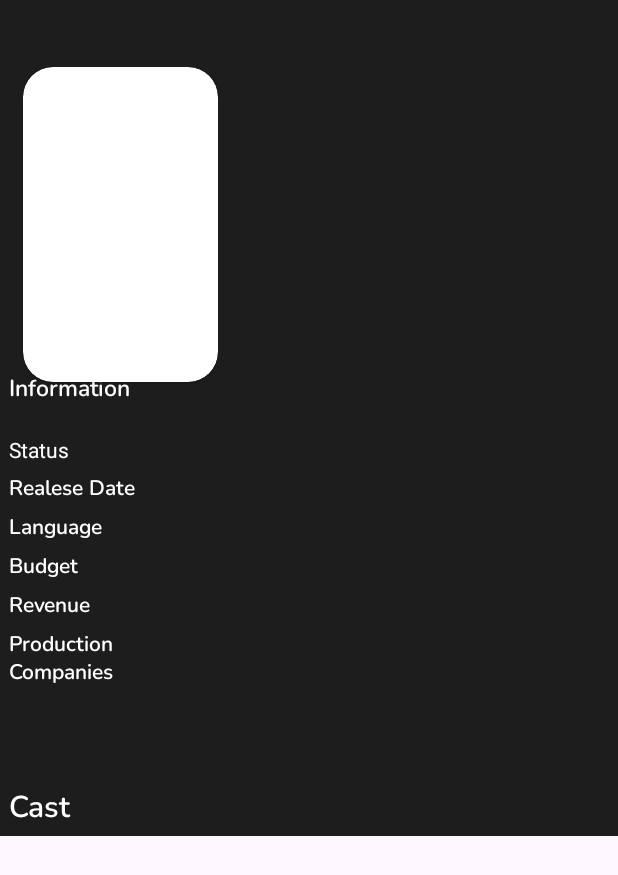
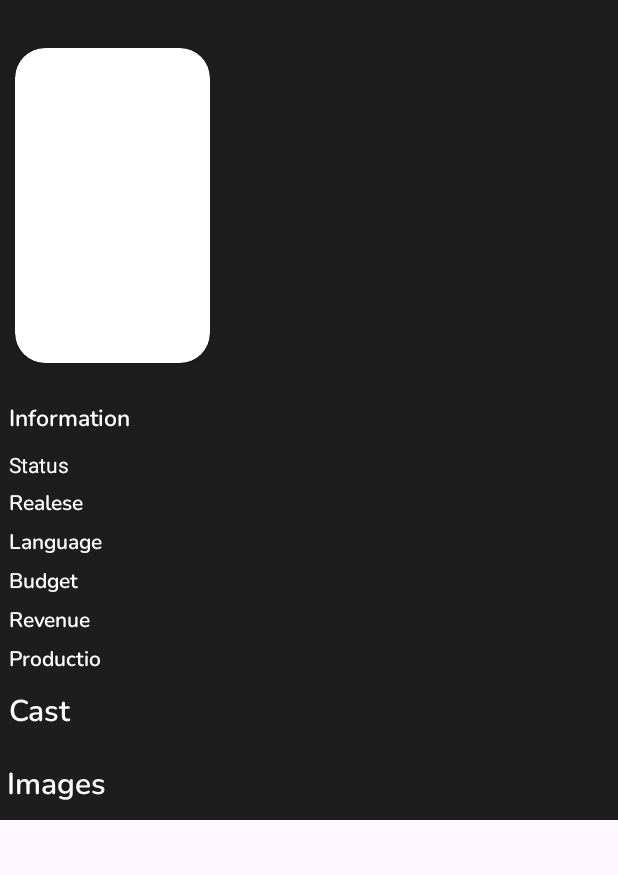
Before and after one commit to KaanCL/Cine101, an Android app: the MovieDetailsActivity screen opened directly, with no data from a screen before it, on a phone screen of 412 x 824 dp. Shown: the top 875 px of the screen. Run offline under Robolectric (Android 15) with nearby library versions, the phone set to English and light mode, and no system bars; our stand-ins replace Picasso; pictures from the network do not load.

Commit message:
moviedetailse ımageler eklendi

```diff
--- a/app/src/main/java/com/example/cine101/service/TmbdInterface.java
+++ b/app/src/main/java/com/example/cine101/service/TmbdInterface.java
@@ -1,6 +1,7 @@
 package com.example.cine101.service;
 import com.example.cine101.model.Cast;
 import com.example.cine101.model.CastResponse;
+import com.example.cine101.model.ImagesResponse;
 import com.example.cine101.model.MovieDetails;
 import com.example.cine101.model.MovieResponse;
 import com.example.cine101.model.Movie;
@@ -50,6 +51,12 @@ public interface TmbdInterface {
             @Query("api_key") String apikey
     );
 
+    @GET("movie/{movie_id}/images")
+    Call<ImagesResponse> getBackdrop(
+            @Path("movie_id") int movie_id,
+            @Query("api_key") String apikey
+    );
+
 
 
 }
--- a/app/src/main/java/com/example/cine101/view/MovieDetailsActivity.java
+++ b/app/src/main/java/com/example/cine101/view/MovieDetailsActivity.java
@@ -14,11 +14,14 @@ import android.widget.TextView;
 import android.content.Intent;
 import com.example.cine101.R;
 import com.example.cine101.adapter.MovieDetailsActivity_Actor_Adapter;
+import com.example.cine101.adapter.MovieDetailsActivity_Images_Adapter;
 import com.example.cine101.databinding.ActivityMainBinding;
 import com.example.cine101.databinding.ActivityMovieDetailsBinding;
 import com.example.cine101.model.Cast;
 import com.example.cine101.model.CastResponse;
 import com.example.cine101.model.Genre;
+import com.example.cine101.model.Images;
+import com.example.cine101.model.ImagesResponse;
 import com.example.cine101.model.Movie;
 import com.example.cine101.model.MovieDetails;
 import com.example.cine101.model.ProductionCompany;
@@ -39,8 +42,10 @@ public class MovieDetailsActivity extends AppCompatActivity {
 
     ActivityMovieDetailsBinding binding;
      int movieId;
-     RecyclerView recyclerView_cast;
+     RecyclerView recyclerView_cast , recyclerView_images;
+
      MovieDetailsActivity_Actor_Adapter movieDetailsActivityActorAdapter;
+     MovieDetailsActivity_Images_Adapter movieDetailsActivityImagesAdapter;
 
 
     private String BASE_URL="https://api.themoviedb.org/3/";
@@ -59,7 +64,8 @@ public class MovieDetailsActivity extends AppCompatActivity {
 
         movieId = intent.getIntExtra("movieId",-1);
 
-        recyclerView_cast = findViewById(R.id.reyclerView_cast);
+        recyclerView_cast = binding.reyclerViewCast;
+        recyclerView_images = findViewById(R.id.recyclerView_images);
 
 
 
@@ -71,6 +77,7 @@ public class MovieDetailsActivity extends AppCompatActivity {
 
         getMovieDetails(api_key,movieId);
         getMovieCast(api_key,movieId);
+        getMovieImages(api_key,movieId);
 
     }
 
@@ -94,7 +101,7 @@ public class MovieDetailsActivity extends AppCompatActivity {
                     }
 
                     for(ProductionCompany e : productionCompanies){
-                        movieProduction_Text+=e.getName();
+                        movieProduction_Text+=e.getName() + " ";
                     }
 
 
@@ -159,4 +166,37 @@ public class MovieDetailsActivity extends AppCompatActivity {
 
    }
 
+   public void getMovieImages(String apikey ,int id){
+       TmbdInterface tmbdInterface = retrofit.create(TmbdInterface.class);
+       Call<ImagesResponse> call = tmbdInterface.getBackdrop(id,apikey);
+       call.enqueue(new Callback<ImagesResponse>() {
+           @Override
+           public void onResponse(Call<ImagesResponse> call, Response<ImagesResponse> response) {
+
+               if(response.isSuccessful()){
+                   ImagesResponse imagesResponse = response.body();
+                   ArrayList<Images> images = imagesResponse.getBackdrops();
+
+                   recyclerView_images.setLayoutManager(new LinearLayoutManager(MovieDetailsActivity.this,LinearLayoutManager.HORIZONTAL,false));
+                   movieDetailsActivityImagesAdapter = new MovieDetailsActivity_Images_Adapter(images);
+                   recyclerView_images.setAdapter(movieDetailsActivityImagesAdapter);
+
+
+
+               }else{
+
+                   System.out.println("HATA !");
+               }
+
+
+           }
+
+           @Override
+           public void onFailure(Call<ImagesResponse> call, Throwable t) {
+
+           }
+       });
+
+   }
+
 }
--- a/app/src/main/res/layout/activity_movie_details.xml
+++ b/app/src/main/res/layout/activity_movie_details.xml
@@ -10,42 +10,43 @@
         android:layout_width="match_parent"
         android:layout_height="match_parent">
 
-
         <androidx.constraintlayout.widget.ConstraintLayout
-    android:layout_width="match_parent"
-    android:layout_height="match_parent"
-    android:background="#1D1D1D"
-    tools:context=".view.MovieDetailsActivity">
+            android:layout_width="match_parent"
+            android:layout_height="match_parent"
+            android:background="#1D1D1D"
+            tools:context=".view.MovieDetailsActivity">
 
             <TextView
                 android:id="@+id/textView"
                 android:layout_width="wrap_content"
                 android:layout_height="wrap_content"
-                android:layout_marginStart="6dp"
-                android:layout_marginBottom="20dp"
+                android:layout_marginTop="12dp"
                 android:fontFamily="@font/nunito"
                 android:text="Information"
                 android:textColor="@color/white"
                 android:textSize="15sp"
-                app:layout_constraintBottom_toTopOf="@+id/constraintLayout"
-                app:layout_constraintStart_toStartOf="parent" />
+                app:layout_constraintEnd_toEndOf="parent"
+                app:layout_constraintHorizontal_bias="0.018"
+                app:layout_constraintStart_toStartOf="parent"
+                app:layout_constraintTop_toBottomOf="@+id/movie_brand" />
 
             <ImageView
                 android:id="@+id/movie_brand"
                 android:layout_width="match_parent"
-                android:layout_height="280dp"
+                android:layout_height="255dp"
                 android:alpha="0.2"
                 android:scaleType="centerCrop"
-                app:layout_constraintEnd_toEndOf="parent"
                 app:layout_constraintStart_toStartOf="parent"
-                tools:layout_editor_absoluteY="24dp" />
+                app:layout_constraintTop_toTopOf="parent" />
 
             <RelativeLayout
+                android:id="@+id/relativeLayout"
                 android:layout_width="350dp"
                 android:layout_height="215dp"
-                android:layout_marginStart="10dp"
                 android:layout_marginTop="24dp"
                 app:layout_constraintBottom_toBottomOf="@+id/movie_brand"
+                app:layout_constraintEnd_toEndOf="parent"
+                app:layout_constraintHorizontal_bias="0.08"
                 app:layout_constraintStart_toStartOf="@id/movie_brand"
                 app:layout_constraintTop_toTopOf="parent">
 
@@ -58,7 +59,6 @@
                     android:layout_marginStart="11dp"
                     android:layout_marginTop="5dp"
                     android:layout_marginEnd="0dp"
-                    android:layout_toEndOf="@+id/movie_poster"
                     android:orientation="vertical"
                     app:layout_constraintEnd_toEndOf="parent"
                     app:layout_constraintStart_toStartOf="parent">
@@ -142,34 +142,29 @@
                 android:id="@+id/constraintLayout"
                 android:layout_width="match_parent"
                 android:layout_height="wrap_content"
-                app:layout_constraintBottom_toBottomOf="parent"
                 app:layout_constraintEnd_toEndOf="parent"
-                app:layout_constraintHorizontal_bias="1.0"
+                android:layout_marginTop="10dp"
                 app:layout_constraintStart_toStartOf="parent"
-                app:layout_constraintTop_toBottomOf="@+id/movie_brand"
-                app:layout_constraintVertical_bias="0.21">
+                app:layout_constraintTop_toBottomOf="@+id/textView">
 
                 <LinearLayout
                     android:id="@+id/linearLayout"
                     android:layout_width="wrap_content"
-                    android:layout_height="230dp"
-                    android:layout_marginStart="6dp"
+                    android:layout_height="wrap_content"
                     android:orientation="vertical"
-                    app:layout_constraintBottom_toBottomOf="parent"
-                    app:layout_constraintStart_toStartOf="parent"
-                    app:layout_constraintTop_toTopOf="parent"
-                    app:layout_constraintVertical_bias="1.0">
+                    android:layout_marginLeft="6dp"
+                    app:layout_constraintStart_toStartOf="parent">
 
                     <TextView
                         android:id="@+id/textView_status"
-                        android:layout_width="wrap_content"
+                        android:layout_width="match_parent"
                         android:layout_height="wrap_content"
                         android:text="Status"
                         android:textColor="@color/white" />
 
                     <TextView
                         android:id="@+id/textView_date"
-                        android:layout_width="wrap_content"
+                        android:layout_width="match_parent"
                         android:layout_height="wrap_content"
                         android:layout_marginTop="5dp"
                         android:fontFamily="@font/nunito"
@@ -187,7 +182,7 @@
 
                     <TextView
                         android:id="@+id/textView_budget"
-                        android:layout_width="wrap_content"
+                        android:layout_width="match_parent"
                         android:layout_height="wrap_content"
                         android:layout_marginTop="5dp"
                         android:fontFamily="@font/nunito"
@@ -196,7 +191,7 @@
 
                     <TextView
                         android:id="@+id/textView_revenue"
-                        android:layout_width="wrap_content"
+                        android:layout_width="match_parent"
                         android:layout_height="wrap_content"
                         android:layout_marginTop="5dp"
                         android:fontFamily="@font/nunito"
@@ -206,7 +201,7 @@
                     <TextView
                         android:id="@+id/textView_production"
                         android:layout_width="match_parent"
-                        android:layout_height="44dp"
+                        android:layout_height="wrap_content"
                         android:layout_marginTop="5dp"
                         android:fontFamily="@font/nunito"
                         android:text="Production Companies"
@@ -214,8 +209,9 @@
                 </LinearLayout>
 
                 <LinearLayout
-                    android:layout_width="183dp"
-                    android:layout_height="230dp"
+                    android:id="@+id/linearLayout2"
+                    android:layout_width="180dp"
+                    android:layout_height="wrap_content"
                     android:layout_marginStart="12dp"
                     android:orientation="vertical"
                     app:layout_constraintBottom_toBottomOf="parent"
@@ -282,26 +278,51 @@
                 android:id="@+id/reyclerView_cast"
                 android:layout_width="match_parent"
                 android:layout_height="wrap_content"
-                android:layout_marginStart="6dp"
-                android:layout_marginTop="5dp"
+                android:layout_marginLeft="6dp"
+                android:layout_marginTop="10dp"
                 app:layout_constraintEnd_toEndOf="parent"
                 app:layout_constraintStart_toStartOf="parent"
                 app:layout_constraintTop_toBottomOf="@+id/textView3" />
+
 
             <TextView
                 android:id="@+id/textView3"
                 android:layout_width="wrap_content"
                 android:layout_height="wrap_content"
-                android:layout_marginStart="6dp"
-                android:layout_marginTop="3dp"
+                android:layout_marginTop="10dp"
                 android:fontFamily="@font/nunito"
                 android:text="Cast"
                 android:textColor="#FFFFFF"
                 android:textSize="20sp"
                 app:layout_constraintEnd_toEndOf="parent"
-                app:layout_constraintHorizontal_bias="0.0"
+                app:layout_constraintHorizontal_bias="0.016"
                 app:layout_constraintStart_toStartOf="parent"
                 app:layout_constraintTop_toBottomOf="@+id/constraintLayout" />
+
+            <TextView
+                android:id="@+id/textView2"
+                android:layout_width="wrap_content"
+                android:layout_height="wrap_content"
+                android:layout_marginTop="10dp"
+                android:fontFamily="@font/nunito"
+                android:text="Images"
+                android:textColor="#FFFFFF"
+                android:textSize="20sp"
+                app:layout_constraintEnd_toEndOf="parent"
+                app:layout_constraintHorizontal_bias="0.014"
+                app:layout_constraintStart_toStartOf="parent"
+                app:layout_constraintTop_toBottomOf="@+id/reyclerView_cast" />
+
+            <androidx.recyclerview.widget.RecyclerView
+                android:id="@+id/recyclerView_images"
+                android:layout_width="match_parent"
+                android:layout_height="wrap_content"
+                android:layout_marginLeft="6dp"
+                android:layout_marginTop="10dp"
+                app:layout_constraintEnd_toEndOf="parent"
+                app:layout_constraintStart_toStartOf="parent"
+                app:layout_constraintTop_toBottomOf="@+id/textView2" />
+
 
         </androidx.constraintlayout.widget.ConstraintLayout>
     </LinearLayout>
```
Also changed, not shown: app/src/main/java/com/example/cine101/adapter/MovieDetailsActivity_Images_Adapter.java (added, +63 -0 lines), app/src/main/java/com/example/cine101/model/Images.java (added, +35 -0 lines), app/src/main/java/com/example/cine101/model/ImagesResponse.java (added, +12 -0 lines), app/src/main/res/layout/images_layout.xml (added, +44 -0 lines).
